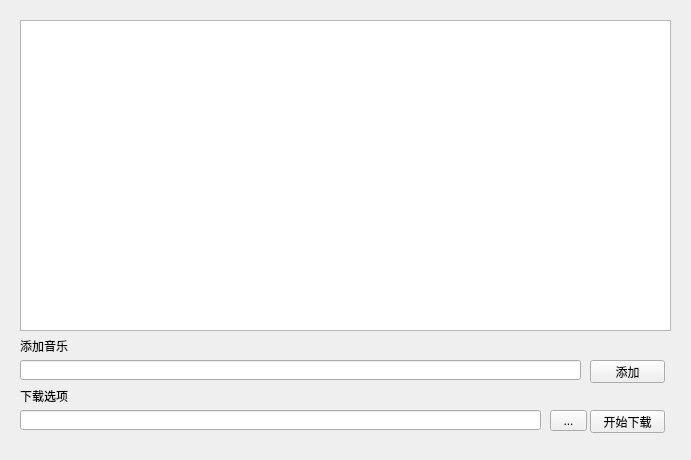
The window that PyQtUI/MainWindow.ui (ThePlayerZhang/NetEaseMusicDownload) describes before a commit, drawn with Qt 5.
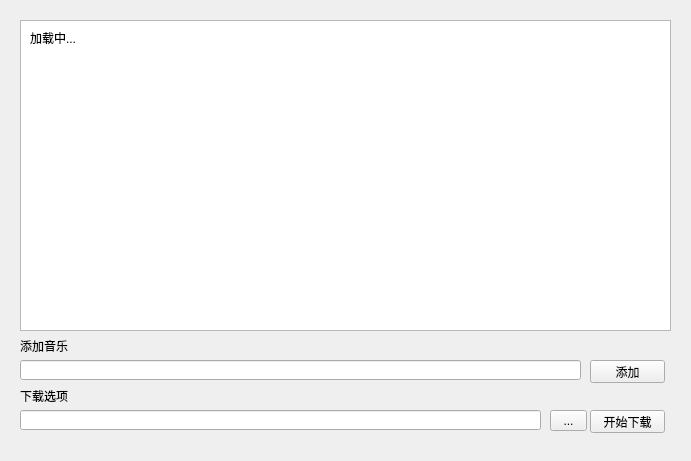
The same window after the commit.

What changed in the file:
```diff
--- a/PyQtUI/MainWindow.ui
+++ b/PyQtUI/MainWindow.ui
@@ -7,7 +7,7 @@
     <x>0</x>
     <y>0</y>
     <width>691</width>
-    <height>460</height>
+    <height>461</height>
    </rect>
   </property>
   <property name="windowTitle">
@@ -109,6 +109,19 @@
      <string>下载选项</string>
     </property>
    </widget>
+   <widget class="QLabel" name="label_3">
+    <property name="geometry">
+     <rect>
+      <x>30</x>
+      <y>30</y>
+      <width>631</width>
+      <height>16</height>
+     </rect>
+    </property>
+    <property name="text">
+     <string>加载中...</string>
+    </property>
+   </widget>
   </widget>
  </widget>
  <resources/>
```
